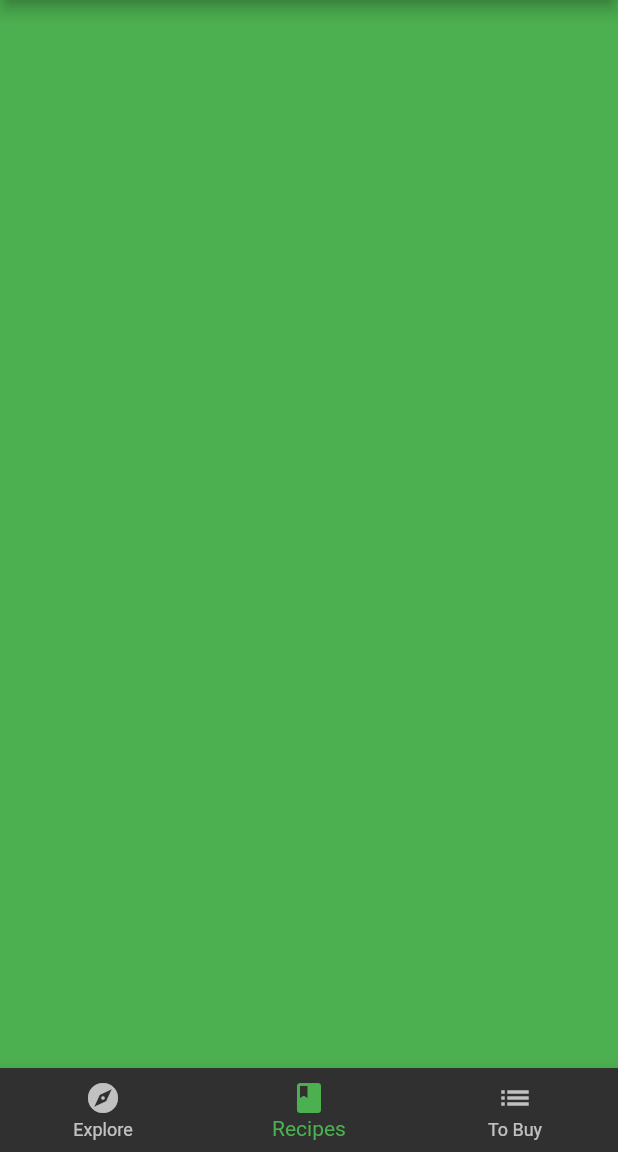
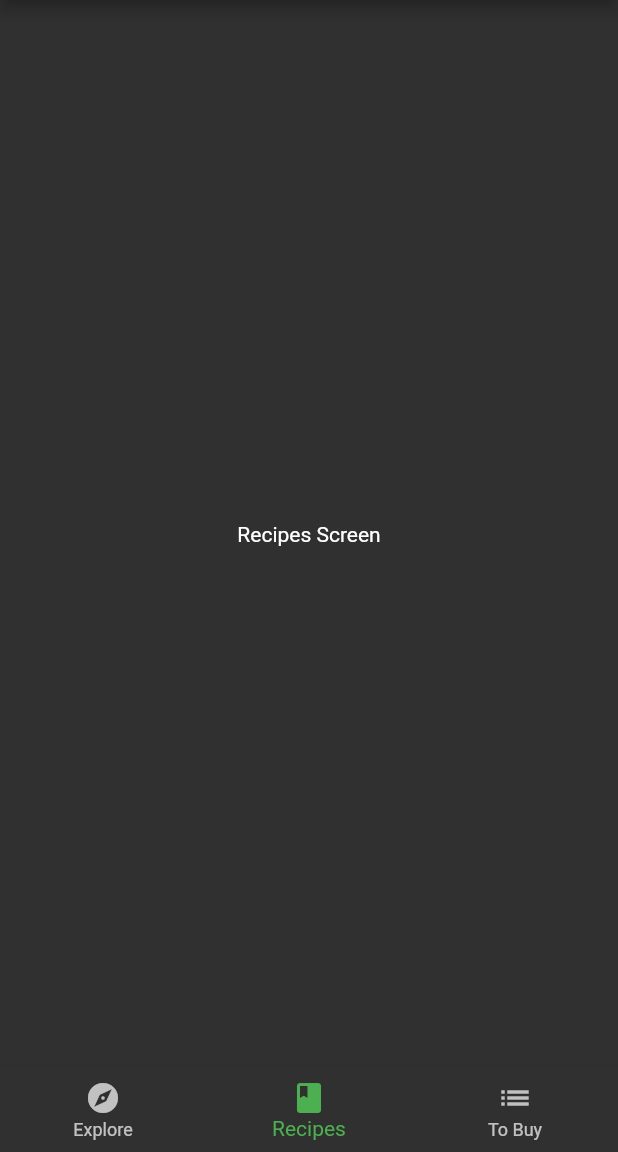
Before and after one commit to thezxdev/scrollablle_widgets, a Flutter app: the screen it shows after launch, item 2 of the bottom bar chosen, on a phone screen of 412 x 824 dp, the part 84-1236 px from its top. Run offline on Flutter 3.47's test engine with Material 2 defaults, Android fonts, the phone set to English and light mode, and no system bars; our stand-ins replace google_fonts.

Commit message:
Creado cascaron de recipes_screen

```diff
--- a/lib/home.dart
+++ b/lib/home.dart
@@ -1,6 +1,7 @@
 import 'package:flutter/material.dart';
 
 import 'screens/explore_screen.dart';
+import 'screens/recipes_screen.dart';
 
 class Home extends StatefulWidget {
   const Home({super.key});
@@ -14,8 +15,7 @@ class HomeState extends State<Home> {
 
   static List<Widget> pages = <Widget>[
     ExploreScreen(),
-    // TODO: Replace with RecipesScreen
-    Container(color: Colors.green),
+    RecipesScreen(),
     Container(color: Colors.blue),
   ];
 
--- /dev/null
+++ b/lib/screens/recipes_screen.dart
@@ -0,0 +1,33 @@
+
+
+import 'package:flutter/material.dart';
+
+
+import '../api/mock_fooderlich_service.dart';
+import '../models/models.dart';
+
+class RecipesScreen extends StatelessWidget {
+
+  final exploreService = MockFooderlichService();
+
+  RecipesScreen({super.key});
+
+  @override
+  Widget build(BuildContext context) {
+    return FutureBuilder(
+      future: exploreService.getRecipes(),
+      builder: (context, AsyncSnapshot<List<SimpleRecipe>> snapshot) {
+        if( snapshot.connectionState == ConnectionState.done ) {
+          // TODO: Add RecipesGridView Here
+          return const Center(
+            child: Text('Recipes Screen'),
+          );
+        } else {
+          return const Center(
+            child: CircularProgressIndicator(),
+          );
+        }
+      }
+    );
+  }
+}
```
